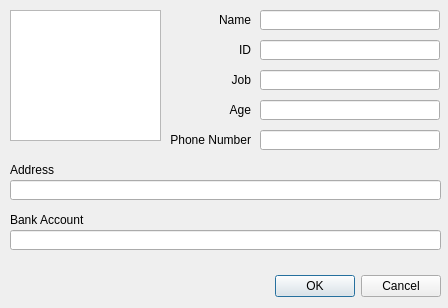
Before: the Qt Designer form dialognewworker.ui in Hyuntae-Lee/HRM, drawn with Qt 5.
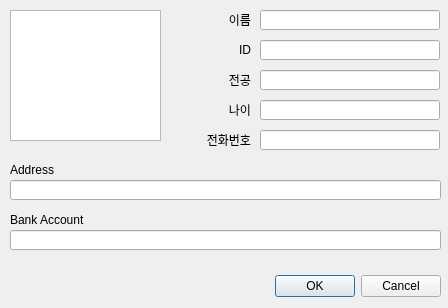
After: the same form once the commit is applied.

Diff of the .ui file:
```diff
--- a/dialognewworker.ui
+++ b/dialognewworker.ui
@@ -79,7 +79,7 @@
     </rect>
    </property>
    <property name="text">
-    <string>Name</string>
+    <string>이름</string>
    </property>
    <property name="alignment">
     <set>Qt::AlignRight|Qt::AlignTrailing|Qt::AlignVCenter</set>
@@ -111,7 +111,7 @@
     </rect>
    </property>
    <property name="text">
-    <string>Age</string>
+    <string>나이</string>
    </property>
    <property name="alignment">
     <set>Qt::AlignRight|Qt::AlignTrailing|Qt::AlignVCenter</set>
@@ -127,7 +127,7 @@
     </rect>
    </property>
    <property name="text">
-    <string>Job</string>
+    <string>전공</string>
    </property>
    <property name="alignment">
     <set>Qt::AlignRight|Qt::AlignTrailing|Qt::AlignVCenter</set>
@@ -153,7 +153,7 @@
     </rect>
    </property>
    <property name="text">
-    <string>Phone Number</string>
+    <string>전화번호</string>
    </property>
    <property name="alignment">
     <set>Qt::AlignRight|Qt::AlignTrailing|Qt::AlignVCenter</set>
```
Left out of the diff: 2 changed lines with no effect on the pictures.
